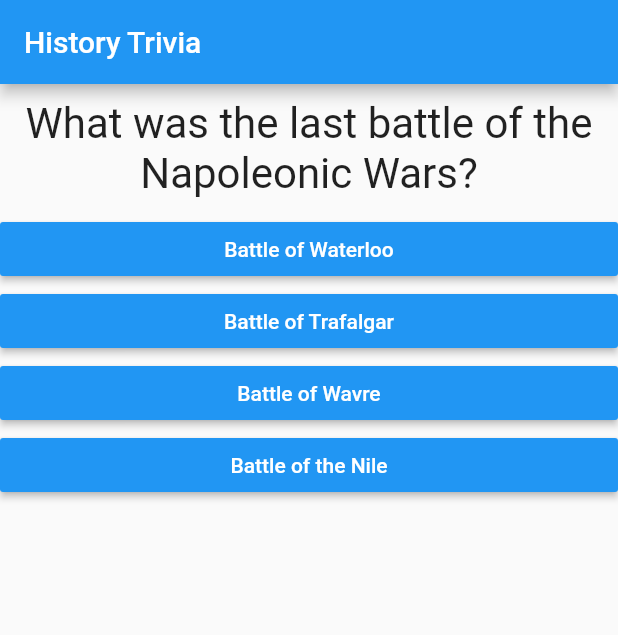
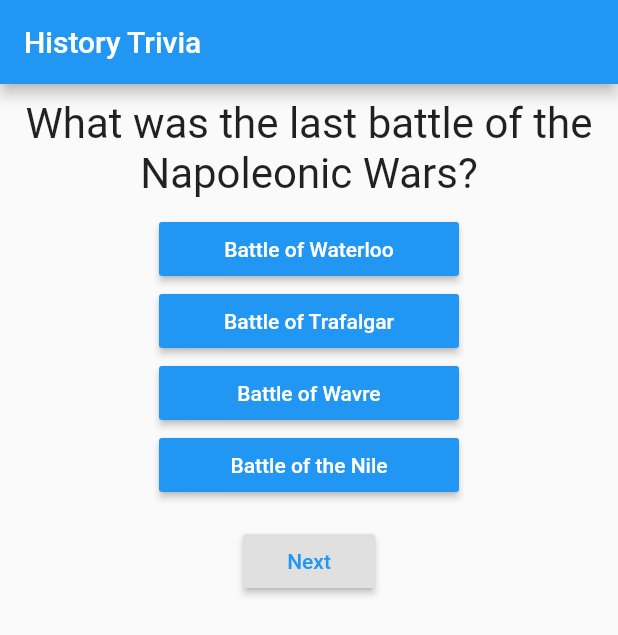
Before and after one commit to samuel327/flutter, a Flutter app: the screen it shows after launch, on a phone screen of 412 x 824 dp. Shown: the top 635 px of the screen. Run offline on Flutter 3.47's test engine with Material 2 defaults, Android fonts, the phone set to English and light mode, and no system bars.

```diff
--- a/lib/answer.dart
+++ b/lib/answer.dart
@@ -7,7 +7,7 @@ class Answer extends StatelessWidget {
   @override
   Widget build(BuildContext context) {
     return Container(
-      width: double.infinity,
+      width: 200,
       child: RaisedButton(
         child: Text(text),
         textColor: Colors.white,
--- a/lib/constants/constants.dart
+++ b/lib/constants/constants.dart
@@ -4,28 +4,28 @@ const List<Map<String, Object>> questions = [
   {
     'questionText': ('What was the last battle of the Napoleonic Wars?'),
     'answers': [
-      {"text": "Battle of Waterloo", "score": 0},
-      {"text": "Battle of Trafalgar", "score": 0},
-      {"text": "Battle of Wavre", "score": 5},
-      {"text": "Battle of the Nile", "score": 0},
+      {"text": "Battle of Waterloo", "score": 0, "isCorrect": false},
+      {"text": "Battle of Trafalgar", "score": 0, "isCorrect": false},
+      {"text": "Battle of Wavre", "score": 5, "isCorrect": true},
+      {"text": "Battle of the Nile", "score": 0, "isCorrect": false},
     ]
   },
   {
     'questionText': ('How long did the Hundred Years\' war last?'),
     'answers': [
-      {"text": "100 years", "score": 0},
-      {"text": "116 years", "score": 5},
-      {"text": "99 years", "score": 0},
-      {"text": "86 years", "score": 0}
+      {"text": "100 years", "score": 0, "isCorrect": false},
+      {"text": "116 years", "score": 5, "isCorrect": true},
+      {"text": "99 years", "score": 0, "isCorrect": false},
+      {"text": "86 years", "score": 0, "isCorrect": false}
     ]
   },
   {
     'questionText': ('What famous general was once attacked by rabbits?'),
     'answers': [
-      {"text": "Alexander the Great", "score": 0},
-      {"text": "Genghis Khan", "score": 0},
-      {"text": "Julius Caesar", "score": 0},
-      {"text": "Napolean", "score": 5}
+      {"text": "Alexander the Great", "score": 0, "isCorrect": false},
+      {"text": "Genghis Khan", "score": 0, "isCorrect": false},
+      {"text": "Julius Caesar", "score": 0, "isCorrect": false},
+      {"text": "Napolean", "score": 5, "isCorrect": true}
     ]
   },
 ];
--- a/lib/myapp.dart
+++ b/lib/myapp.dart
@@ -14,25 +14,37 @@ class MyApp extends StatefulWidget {
 class _MyAppState extends State<MyApp> {
   var _questionIndex = 0;
   var _totalScore = 0;
+  var _hasAnswered = false;
+  var _correct = false;
   //protect questions variable from changes
   final _questions = Constants.questions;
 
   //will be our callback function; the function (address) we are passing around is also known as a
   //callback function bc the receiving widget calls it in the future
-  void _answerQuestion(int num, int score) {
+  void _answerQuestion(int num, int score, bool isCorrect) {
     //bool type; this expression yields true if condition is met
 
     setState(() {
-      _questionIndex = num + 1;
+      _hasAnswered = true;
+      _correct = isCorrect;
       _totalScore += score;
       print(_totalScore);
     });
+    print("Chosen answer was " + _correct.toString());
   }
 
   void _resetQuiz() {
     setState(() {
       _totalScore = 0;
       _questionIndex = 0;
+    });
+  }
+
+  void _nextQuestion(int num) {
+    setState(() {
+      _questionIndex = num + 1;
+      _correct = false;
+      _hasAnswered = false;
     });
   }
 
@@ -44,10 +56,24 @@ class _MyAppState extends State<MyApp> {
           title: Text('History Trivia'),
         ),
         body: _questionIndex < _questions.length
-            ? Quiz(
-                answerQuestion: _answerQuestion,
-                questions: _questions,
-                questionIndex: _questionIndex,
+            ? Column(
+                children: [
+                  Quiz(
+                    answerQuestion: _answerQuestion,
+                    questions: _questions,
+                    questionIndex: _questionIndex,
+                    answeredCorrectly: _correct,
+                  ),
+                  _correct && _hasAnswered
+                      ? Text("True")
+                      : _hasAnswered
+                          ? Text('false')
+                          : Text(''),
+                  RaisedButton(
+                      child: Text("Next"),
+                      textColor: Colors.blue,
+                      onPressed: () => _nextQuestion(_questionIndex))
+                ],
               )
             : Result(totalScore: _totalScore, resetQuiz: _resetQuiz),
       ),
--- a/lib/quiz.dart
+++ b/lib/quiz.dart
@@ -2,27 +2,40 @@ import 'package:flutter/material.dart';
 import './question.dart';
 import './answer.dart';
 
-class Quiz extends StatelessWidget {
+class Quiz extends StatefulWidget {
   final List<Map<String, Object>> questions;
   final int questionIndex;
   final Function answerQuestion;
+  final bool answeredCorrectly;
 
   Quiz(
       {@required this.questions,
       @required this.questionIndex,
-      @required this.answerQuestion});
+      @required this.answerQuestion,
+      @required this.answeredCorrectly});
 
+  @override
+  _QuizState createState() => _QuizState();
+}
+
+class _QuizState extends State<Quiz> {
   @override
   Widget build(BuildContext context) {
     return Column(
       children: [
-        Question(questionText: questions[questionIndex]["questionText"]),
+        Question(
+            questionText: widget.questions[widget.questionIndex]
+                ["questionText"]),
         //spread operator pulls items in a list out of the list
-        ...(questions[questionIndex]["answers"] as List<Map<String, Object>>)
+        ...(widget.questions[widget.questionIndex]["answers"]
+                as List<Map<String, Object>>)
             .map((answer) {
           return Answer(
-              selectHandler: () =>
-                  answerQuestion(questionIndex, answer["score"]),
+              // selectHandler:
+              selectHandler: widget.answeredCorrectly
+                  ? null
+                  : () => widget.answerQuestion(widget.questionIndex,
+                      answer["score"], answer["isCorrect"]),
               text: answer["text"]);
         }).toList(),
       ],
```
